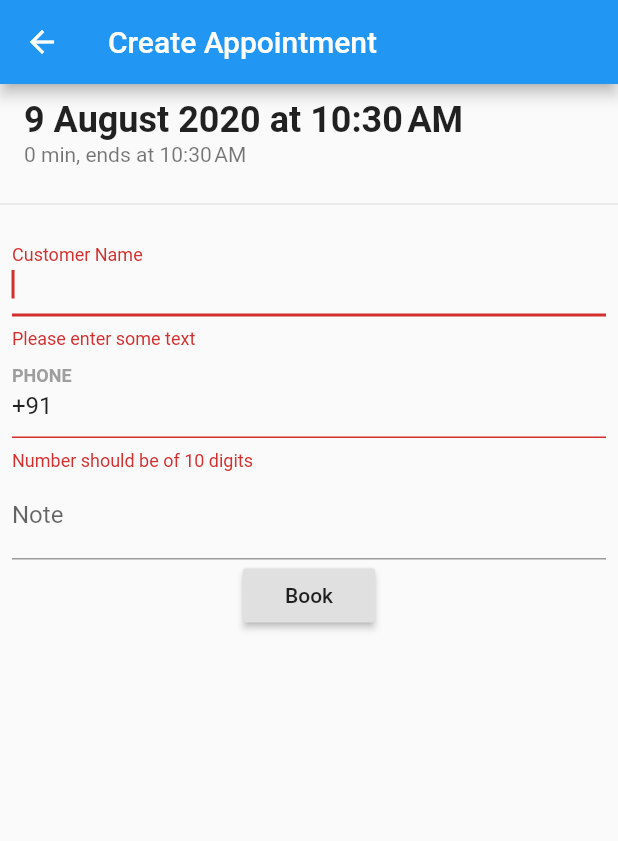
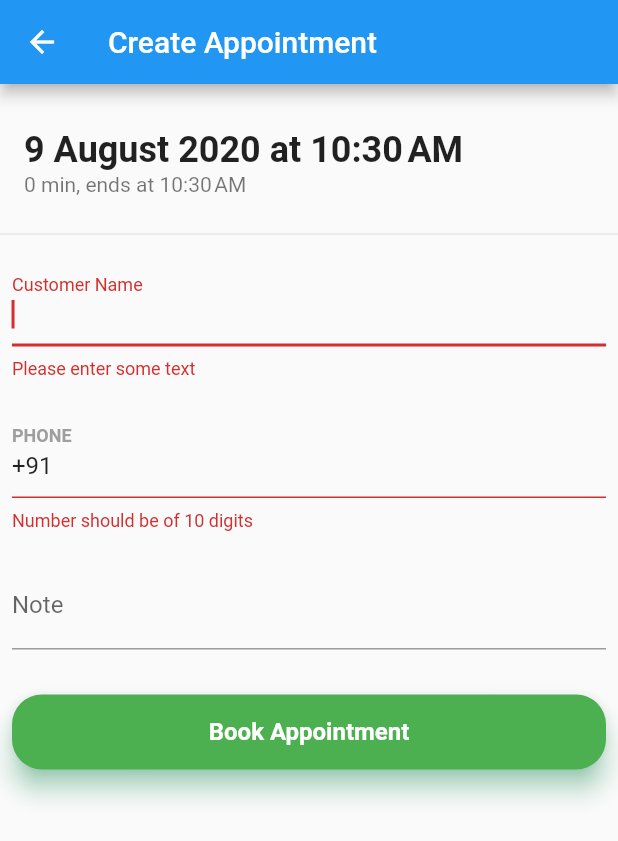
Before and after one commit to Q-Me/q_me_subscriber, a Flutter app: the CreateAppointment screen opened directly with empty values, on a phone screen of 412 x 824 dp. Shown: the top 841 px of the screen. Run offline on Flutter 3.47's test engine with Material 2 defaults, Android fonts, the phone set to English and light mode, and no system bars; our stand-ins replace bloc, country_code_picker, equatable, firebase_analytics, firebase_auth, firebase_messaging and 6 more; missing offline and left inert: assorted_layout_widgets, calendar_strip, checkbox_formfield, date_utils, google_maps_place_picker, keyboard_avoider and 2 more; accounts and stored records are empty; network calls fail; Roboto replaces fonts that are missing (Montserrat); statements that could not run were skipped.

Commit message:
Create Appointment button working
Signed-off-by: piyushchauhan <pi.codemonk@gmail.com>

```diff
--- a/lib/main.dart
+++ b/lib/main.dart
@@ -1,5 +1,6 @@
 import 'package:flutter/material.dart';
 import 'package:qme_subscriber/repository/subscriber.dart';
+import 'package:qme_subscriber/utilities/session.dart';
 import 'package:qme_subscriber/views/receptions.dart';
 import 'package:qme_subscriber/views/slot.dart';
 
@@ -11,7 +12,7 @@ var analytics = AnalyticsService();
 String initialHome = SignInScreen.id;
 void main() async {
   WidgetsFlutterBinding.ensureInitialized();
-//  await setSession();
+  await setSession();
   if (await SubscriberRepository().isSessionReady()) {
     initialHome = SlotView.id;
   }
--- a/lib/model/appointment.dart
+++ b/lib/model/appointment.dart
@@ -25,8 +25,8 @@ class Appointment {
   int otp;
 
   factory Appointment.fromJson(Map<String, dynamic> json) => Appointment(
-        startTime: DateTime.parse(json["starttime"]).toLocal(),
-        endTime: DateTime.parse(json["endtime"]).toLocal(),
+        startTime: DateTime.parse(json["starttime"]),
+        endTime: DateTime.parse(json["endtime"]),
         status: json["status"],
         note: json["note"],
         bookedBy: json["booked_by"],
--- a/lib/views/createAppointment.dart
+++ b/lib/views/createAppointment.dart
@@ -1,5 +1,6 @@
 import 'package:flutter/material.dart';
 import 'package:intl/intl.dart';
+import 'package:qme_subscriber/api/app_exceptions.dart';
 import 'package:qme_subscriber/constants.dart';
 import 'package:qme_subscriber/model/appointment.dart';
 import 'package:qme_subscriber/model/slot.dart';
@@ -7,6 +8,7 @@ import 'package:qme_subscriber/repository/reception.dart';
 import 'package:qme_subscriber/repository/subscriber.dart';
 import 'package:qme_subscriber/utilities/logger.dart';
 import 'package:qme_subscriber/views/receptions.dart';
+import 'package:qme_subscriber/widgets/button.dart';
 import 'package:qme_subscriber/widgets/slotWidgets.dart';
 
 class CreateAppointment extends StatefulWidget {
@@ -53,10 +55,11 @@ class _CreateAppointmentState extends State<CreateAppointment> {
 
     return SafeArea(
       child: Scaffold(
+        key: _scaffoldKey,
         appBar: AppBar(
           leading: GestureDetector(
             onTap: () {
-              Navigator.pop(context);
+              Navigator.pushReplacementNamed(context, ReceptionsScreen.id);
             },
             child: Icon(Icons.arrow_back),
           ),
@@ -91,6 +94,7 @@ class _CreateAppointmentState extends State<CreateAppointment> {
                           FocusScope.of(context).requestFocus(phoneFocus);
                         },
                       ),
+                      SizedBox(height: 20),
                       TextFormField(
                         decoration:
                             kTextFieldDecoration.copyWith(labelText: "PHONE"),
@@ -114,6 +118,7 @@ class _CreateAppointmentState extends State<CreateAppointment> {
                           FocusScope.of(context).requestFocus(noteFocus);
                         },
                       ),
+                      SizedBox(height: 20),
                       TextFormField(
                         controller: _noteController,
 //                        focusNode: noteFocus,
@@ -124,13 +129,16 @@ class _CreateAppointmentState extends State<CreateAppointment> {
                            */
                         ),
                       ),
+                      SizedBox(height: 30),
                       Builder(
-                        builder: (BuildContext context) => RaisedButton(
-                          child: Text('Book'),
-                          onPressed: () async {
+                        builder: (BuildContext context) {
+                          return ThemedSolidButton(
+                            text: "Book Appointment",
+                            buttonFunction: () async {
                               if (formKey.currentState.validate()) {
                                 // Dismiss the keyboard
-                              FocusScope.of(context).requestFocus(FocusNode());
+                                FocusScope.of(context)
+                                    .requestFocus(FocusNode());
 
                                 final String name = _nameController.text;
                                 final String phone = _phoneController.text;
@@ -141,8 +149,8 @@ class _CreateAppointmentState extends State<CreateAppointment> {
                                   final String accessToken =
                                       await SubscriberRepository()
                                           .getAccessTokenFromStorage();
-                                final response =
-                                    await ReceptionRepository().bookAppointment(
+                                  final response = await ReceptionRepository()
+                                      .bookAppointment(
                                     receptionId: receptionId,
                                     startTime: slot.startTime,
                                     endTime: slot.endTime,
@@ -170,23 +178,25 @@ class _CreateAppointmentState extends State<CreateAppointment> {
                                           FlatButton(
                                             child: Text('Go to Home'),
                                             onPressed: () {
-                                            Navigator.popUntil(
-                                                context,
-                                                ModalRoute.withName(
-                                                    ReceptionsScreen.id));
+                                              Navigator.pushReplacementNamed(
+                                                  context, ReceptionsScreen.id);
                                             },
                                           )
                                         ],
                                       ),
                                     );
                                   }
-                              } on Exception catch (e) {
+                                } on BadRequestException catch (e) {
+                                  logger.e(e.toString());
+                                  showSnackBar(e.toMap()["err"], 5);
+                                } catch (e) {
                                   logger.e(e.toString());
                                   showSnackBar(e.toString(), 5);
                                 }
                               }
                             },
-                        ),
+                          );
+                        },
                       )
                     ],
                   ),
@@ -242,7 +252,7 @@ class AppointmentDetails extends StatelessWidget {
           style: Theme.of(context).textTheme.headline6,
         ),
         Text(
-          '\nPlease make a note of this Name and OTP and communicate it OTP to the customer',
+          '\nPlease make a note of this Name and OTP and communicate OTP to the customer',
           style: TextStyle(
             color: Colors.red,
             decoration: TextDecoration.underline,
--- a/lib/views/receptions.dart
+++ b/lib/views/receptions.dart
@@ -318,7 +318,7 @@ class UnbookedSeat extends StatelessWidget {
         final Slot slot = context.read<Slot>();
         logger.i(
             'Selected reception: ${receptionToJson(reception)}\nSlot selected:${slot.toJson()}');
-        Navigator.pushNamed(context, CreateAppointment.id,
+        Navigator.pushReplacementNamed(context, CreateAppointment.id,
             arguments: [reception.receptionId, slot]);
       },
       child: Container(
--- a/lib/widgets/button.dart
+++ b/lib/widgets/button.dart
@@ -1,5 +1,3 @@
-import 'dart:developer';
-
 import 'package:flutter/material.dart';
 
 class MyBackButton extends StatelessWidget {
@@ -18,6 +16,56 @@ class MyBackButton extends StatelessWidget {
           foregroundColor: Colors.white,
           radius: 20,
           child: Icon(Icons.arrow_back_ios),
+        ),
+      ),
+    );
+  }
+}
+
+class ThemedSolidButton extends StatelessWidget {
+  final String text, notification;
+  final Function buttonFunction;
+  const ThemedSolidButton({
+    @required this.text,
+    this.notification,
+    @required this.buttonFunction,
+  });
+
+  @override
+  Widget build(BuildContext context) {
+    void displaySnackBar(String text) {
+      Scaffold.of(context).showSnackBar(SnackBar(content: Text(text)));
+    }
+
+    return Container(
+      height: 50.0,
+      child: Material(
+        borderRadius: BorderRadius.circular(20.0),
+        shadowColor: Colors.greenAccent,
+        color: Colors.green,
+        elevation: 7.0,
+        child: InkWell(
+          onTap: () {
+            if (notification != null) {
+              displaySnackBar(notification);
+            }
+//            log('Solid Theme Button pressed');
+            buttonFunction();
+//            log('btn fn executed');
+          },
+          child: Padding(
+            padding: const EdgeInsets.symmetric(horizontal: 8.0),
+            child: Center(
+              child: Text(
+                text,
+                style: TextStyle(
+                    color: Colors.white,
+                    fontSize: 16.0,
+                    fontWeight: FontWeight.w600,
+                    fontFamily: 'Montserrat'),
+              ),
+            ),
+          ),
         ),
       ),
     );
--- a/lib/widgets/slotWidgets.dart
+++ b/lib/widgets/slotWidgets.dart
@@ -96,7 +96,9 @@ class SlotListTile extends StatelessWidget {
 
   @override
   Widget build(BuildContext context) {
-    return ListTile(
+    return Padding(
+      padding: EdgeInsets.only(top: 20),
+      child: ListTile(
         title: Text(
           '${DateFormat('d MMMM y').format(slot.startTime)} at ${DateFormat.jm().format(slot.startTime)}',
           style: TextStyle(fontWeight: FontWeight.bold, fontSize: 24),
@@ -104,6 +106,7 @@ class SlotListTile extends StatelessWidget {
         subtitle: Text(
           '${slot.endTime.difference(slot.startTime).inMinutes} min, ends at ${DateFormat.jm().format(slot.endTime)}',
         ),
+      ),
     );
   }
 }
```
Lines whose indentation alone changed are shown as unchanged.
